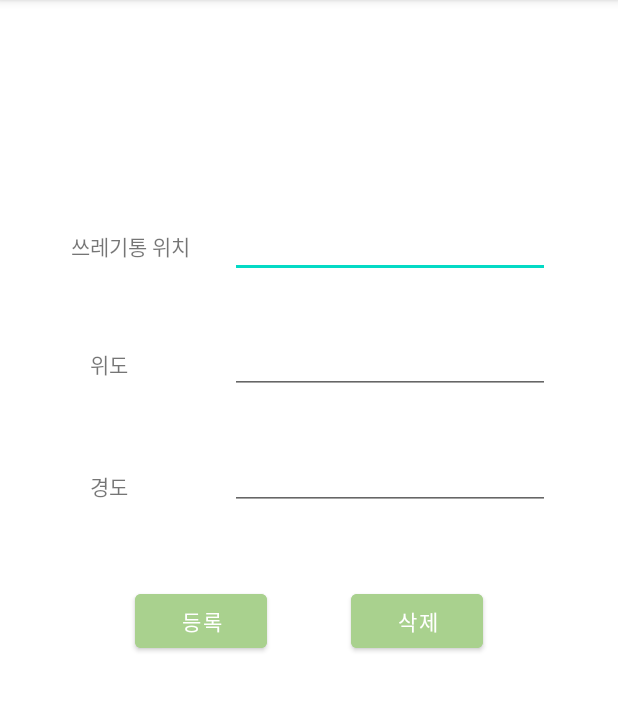
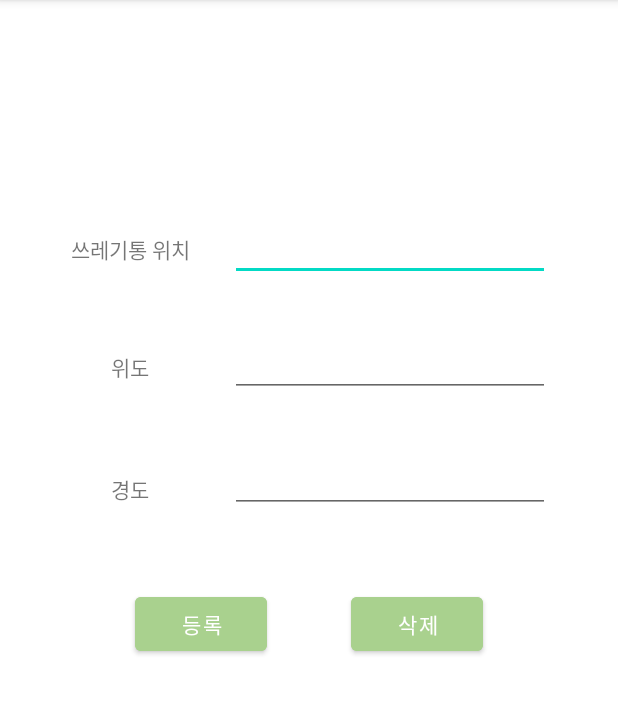
Before and after one commit to EunJiKim02/2022-Open-Sw-Developer-Conference, an Android app: the AddActivity screen opened directly, with no data from a screen before it, on a phone screen of 412 x 824 dp, the part 84-798 px from its top. Run offline under Robolectric (Android 15) with nearby library versions, the phone set to English and light mode, and no system bars; our stand-ins replace Firebase (no records; nobody signed in at launch, a user with empty details on screens opened directly).

Commit message:
일부 수정

```diff
--- a/app/src/main/res/layout/activity_add.xml
+++ b/app/src/main/res/layout/activity_add.xml
@@ -31,7 +31,7 @@
         android:id="@+id/editTextTextPersonName"
         android:layout_width="wrap_content"
         android:layout_height="wrap_content"
-        android:layout_marginTop="140dp"
+        android:layout_marginTop="142dp"
         android:layout_marginEnd="45dp"
         android:ems="10"
         android:inputType="textPersonName"
@@ -43,7 +43,7 @@
         android:layout_width="wrap_content"
         android:layout_height="wrap_content"
         android:layout_marginStart="50dp"
-        android:layout_marginTop="153dp"
+        android:layout_marginTop="155dp"
         android:layout_marginEnd="30dp"
         android:text="쓰레기통 위치"
         app:layout_constraintEnd_toStartOf="@+id/editTextTextPersonName"
@@ -54,9 +54,11 @@
         android:id="@+id/textView"
         android:layout_width="wrap_content"
         android:layout_height="wrap_content"
-        android:layout_marginStart="60dp"
+        android:layout_marginStart="75dp"
         android:layout_marginTop="57dp"
+        android:layout_marginEnd="55dp"
         android:text="위도"
+        app:layout_constraintEnd_toStartOf="@+id/editTextNumber"
         app:layout_constraintStart_toStartOf="parent"
         app:layout_constraintTop_toBottomOf="@+id/textView3" />
 
@@ -75,9 +77,11 @@
         android:id="@+id/textView2"
         android:layout_width="wrap_content"
         android:layout_height="wrap_content"
-        android:layout_marginStart="60dp"
+        android:layout_marginStart="75dp"
         android:layout_marginTop="60dp"
+        android:layout_marginEnd="55dp"
         android:text="경도"
+        app:layout_constraintEnd_toStartOf="@+id/editTextNumber2"
         app:layout_constraintStart_toStartOf="parent"
         app:layout_constraintTop_toBottomOf="@+id/textView" />
 
```
Also changed, not shown: app/src/main/java/com/gaebalsebal/Find_trashbin/MapsActivity.java (+0 -8 lines).
